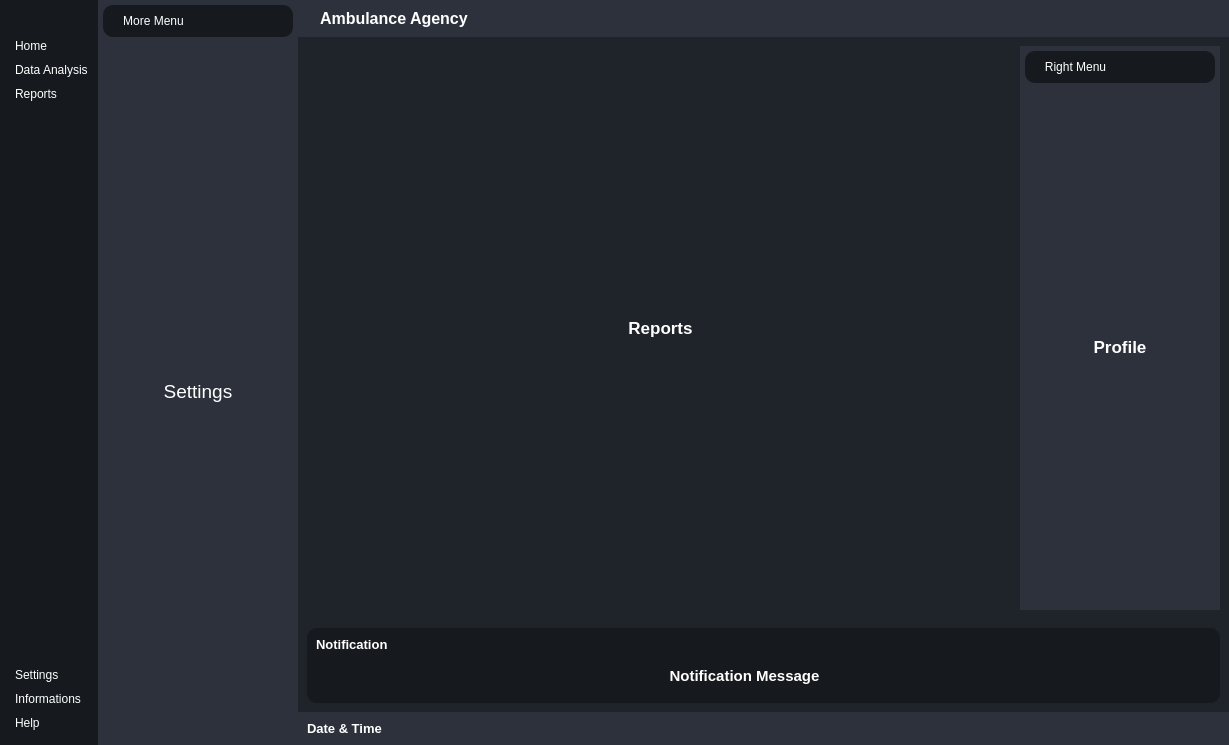
mohamedamor002/Ambulance-Agency, file mainwindow.ui: the form before one commit.
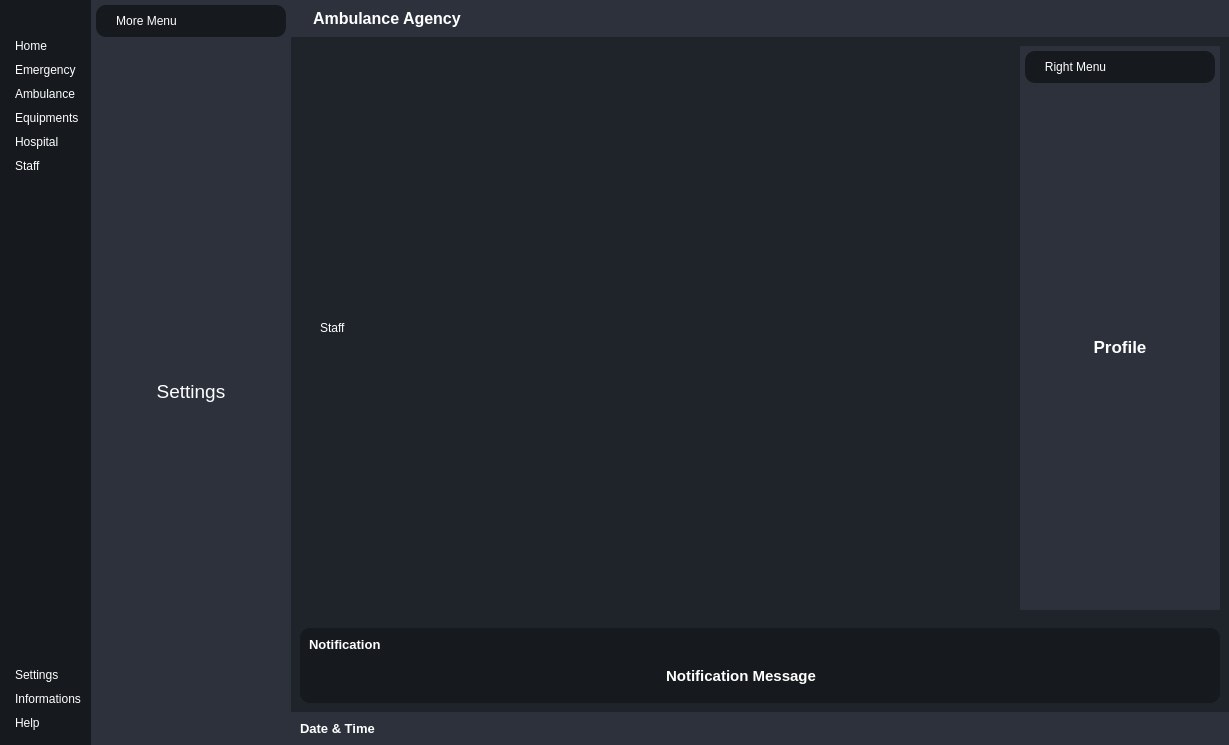
The form after the commit. Icons and pictures are not drawn.

The edit to the form file:
```diff
--- a/mainwindow.ui
+++ b/mainwindow.ui
@@ -214,7 +214,7 @@
                 <string>Data Analysis</string>
                </property>
                <property name="text">
-                <string>Data Analysis</string>
+                <string>Emergency</string>
                </property>
                <property name="icon">
                 <iconset resource="rsc.qrc">
@@ -234,11 +234,62 @@
                 <string>View Reports</string>
                </property>
                <property name="text">
-                <string>Reports</string>
+                <string>Ambulance</string>
                </property>
                <property name="icon">
                 <iconset resource="rsc.qrc">
-                 <normaloff>:/rsc/img/printer.svg</normaloff>:/rsc/img/printer.svg</iconset>
+                 <normaloff>:/rsc/img/truck.svg</normaloff>:/rsc/img/truck.svg</iconset>
+               </property>
+               <property name="iconSize">
+                <size>
+                 <width>24</width>
+                 <height>24</height>
+                </size>
+               </property>
+              </widget>
+             </item>
+             <item>
+              <widget class="QPushButton" name="EquipBtn">
+               <property name="text">
+                <string>Equipments</string>
+               </property>
+               <property name="icon">
+                <iconset resource="rsc.qrc">
+                 <normaloff>:/rsc/img/tool.svg</normaloff>:/rsc/img/tool.svg</iconset>
+               </property>
+               <property name="iconSize">
+                <size>
+                 <width>24</width>
+                 <height>24</height>
+                </size>
+               </property>
+              </widget>
+             </item>
+             <item>
+              <widget class="QPushButton" name="HospitalBtn">
+               <property name="text">
+                <string>Hospital</string>
+               </property>
+               <property name="icon">
+                <iconset resource="rsc.qrc">
+                 <normaloff>:/rsc/img/home.svg</normaloff>:/rsc/img/home.svg</iconset>
+               </property>
+               <property name="iconSize">
+                <size>
+                 <width>24</width>
+                 <height>24</height>
+                </size>
+               </property>
+              </widget>
+             </item>
+             <item>
+              <widget class="QPushButton" name="StaffBtn">
+               <property name="text">
+                <string>Staff</string>
+               </property>
+               <property name="icon">
+                <iconset resource="rsc.qrc">
+                 <normaloff>:/rsc/img/users.svg</normaloff>:/rsc/img/users.svg</iconset>
                </property>
                <property name="iconSize">
                 <size>
@@ -752,7 +803,7 @@
              <item>
               <widget class="QStackedWidget" name="stackedWidget_3">
                <property name="currentIndex">
-                <number>2</number>
+                <number>5</number>
                </property>
                <widget class="QWidget" name="HomePage">
                 <layout class="QVBoxLayout" name="verticalLayout_16">
@@ -817,6 +868,39 @@
                  </item>
                 </layout>
                </widget>
+               <widget class="QWidget" name="EquipPage">
+                <layout class="QVBoxLayout" name="verticalLayout_21">
+                 <item>
+                  <widget class="QLabel" name="label_16">
+                   <property name="text">
+                    <string>Equipments</string>
+                   </property>
+                  </widget>
+                 </item>
+                </layout>
+               </widget>
+               <widget class="QWidget" name="HospitalPage">
+                <layout class="QVBoxLayout" name="verticalLayout_22">
+                 <item>
+                  <widget class="QLineEdit" name="lineEdit">
+                   <property name="text">
+                    <string>Hospital</string>
+                   </property>
+                  </widget>
+                 </item>
+                </layout>
+               </widget>
+               <widget class="QWidget" name="StaffPage">
+                <layout class="QVBoxLayout" name="verticalLayout_23">
+                 <item>
+                  <widget class="QLineEdit" name="lineEdit_2">
+                   <property name="text">
+                    <string>Staff</string>
+                   </property>
+                  </widget>
+                 </item>
+                </layout>
+               </widget>
               </widget>
              </item>
             </layout>
```
Left out of the diff: 5 changed lines with no effect on the pictures.
